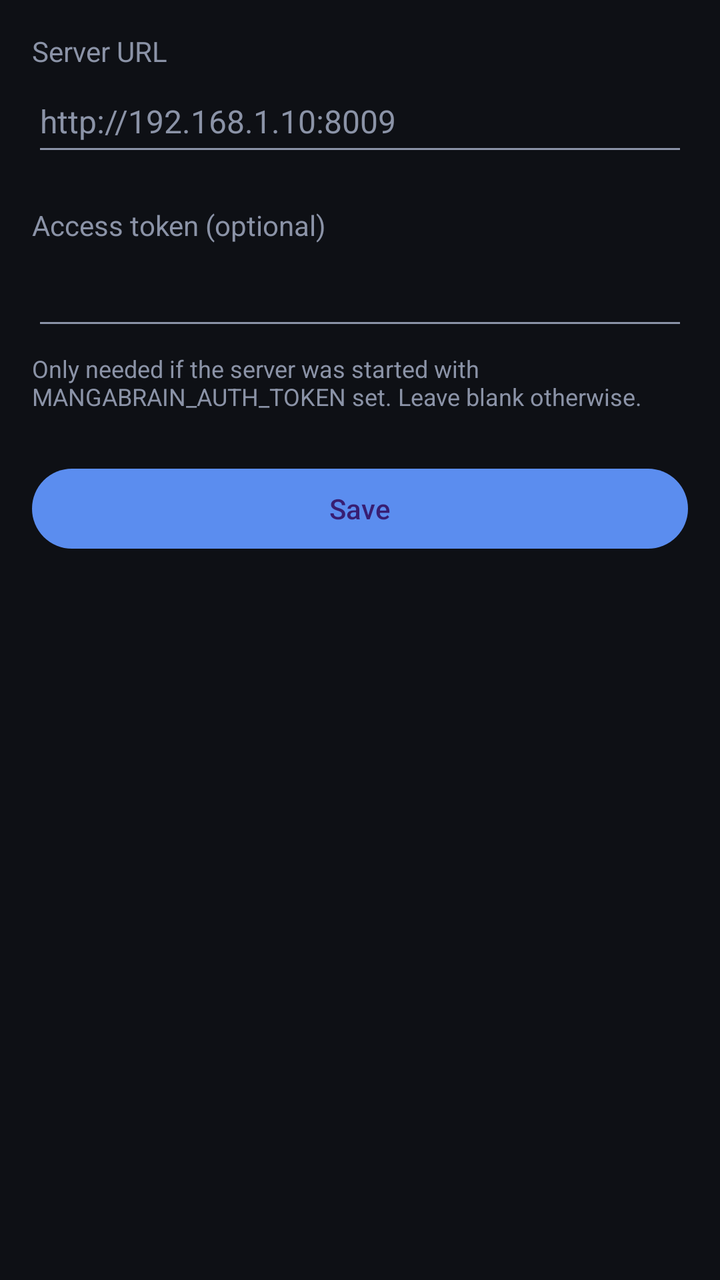
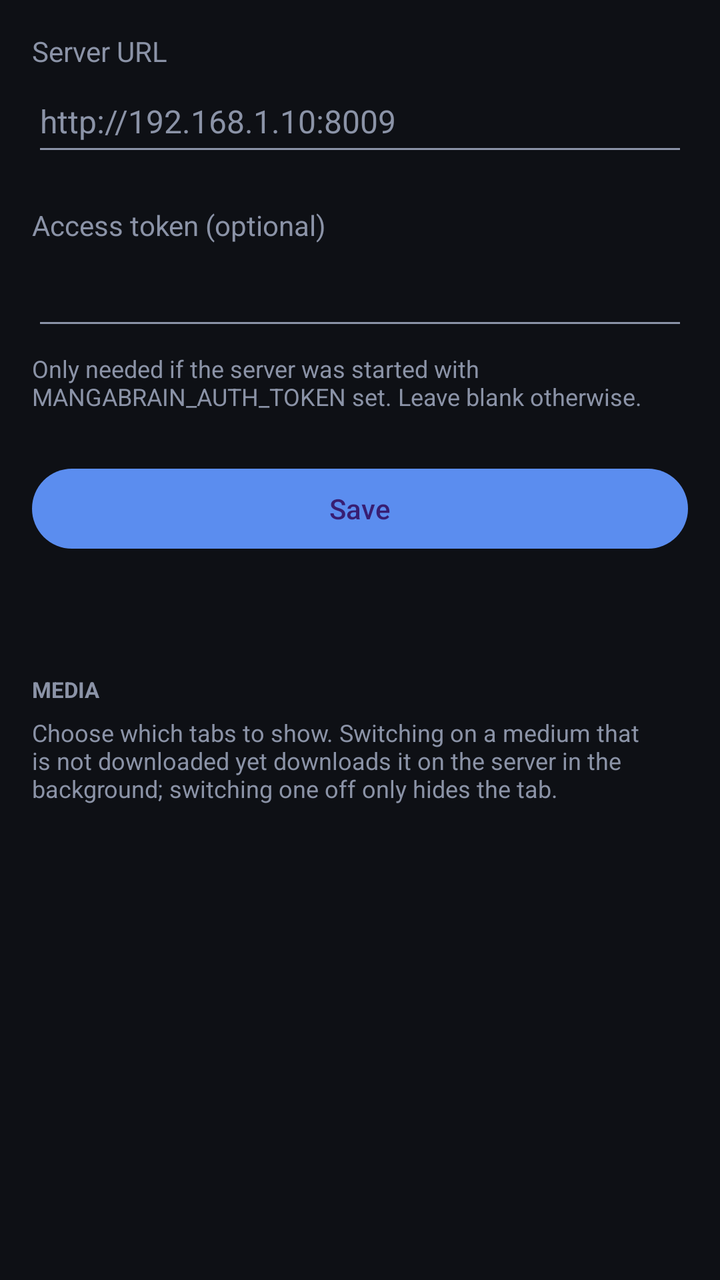

The first picture is an Android layout as it rendered before a commit; the second is the same layout after the commit. The layout source and the unified diff follow.
<!-- AndroidManifest.xml: application theme Theme.MangaBrain -->
<!-- res/layout/activity_settings.xml -->
<?xml version="1.0" encoding="utf-8"?>
<ScrollView xmlns:android="http://schemas.android.com/apk/res/android"
    android:layout_width="match_parent"
    android:layout_height="match_parent"
    android:background="@color/bg"
    android:fitsSystemWindows="true">

    <LinearLayout
        android:layout_width="match_parent"
        android:layout_height="wrap_content"
        android:orientation="vertical"
        android:padding="16dp">

        <TextView
            android:layout_width="match_parent"
            android:layout_height="wrap_content"
            android:text="@string/server_url"
            android:textColor="@color/muted" />

        <EditText
            android:id="@+id/serverUrlInput"
            android:layout_width="match_parent"
            android:layout_height="wrap_content"
            android:hint="@string/server_url_hint"
            android:inputType="textUri"
            android:minHeight="48dp"
            android:textColor="@color/text"
            android:textColorHint="@color/muted"
            android:textSize="16sp"
            android:autofillHints="" />

        <TextView
            android:layout_width="match_parent"
            android:layout_height="wrap_content"
            android:layout_marginTop="20dp"
            android:text="@string/access_token"
            android:textColor="@color/muted" />

        <EditText
            android:id="@+id/tokenInput"
            android:layout_width="match_parent"
            android:layout_height="wrap_content"
            android:inputType="textPassword"
            android:minHeight="48dp"
            android:textColor="@color/text"
            android:textColorHint="@color/muted"
            android:textSize="16sp"
            android:autofillHints="" />

        <TextView
            android:layout_width="match_parent"
            android:layout_height="wrap_content"
            android:layout_marginTop="6dp"
            android:text="@string/access_token_help"
            android:textColor="@color/muted"
            android:textSize="12sp" />

        <Button
            android:id="@+id/saveButton"
            android:layout_width="match_parent"
            android:layout_height="wrap_content"
            android:layout_marginTop="24dp"
            android:minHeight="48dp"
            android:text="@string/save" />

        <TextView
            android:id="@+id/statusText"
            android:layout_width="match_parent"
            android:layout_height="wrap_content"
            android:layout_marginTop="12dp"
            android:textColor="@color/muted" />
    </LinearLayout>
</ScrollView>
<!-- resources referenced by this layout -->
<resources>
  <color name="bg">#0E1015</color>
  <color name="muted">#8B93A7</color>
  <color name="text">#E6E9F0</color>
  <string name="access_token">Access token (optional)</string>
  <string name="access_token_help">Only needed if the server was started with MANGABRAIN_AUTH_TOKEN set. Leave blank otherwise.</string>
  <string name="save">Save</string>
  <string name="server_url">Server URL</string>
  <string name="server_url_hint">http://192.168.1.10:8009</string>
  <style name="Theme.MangaBrain" parent="Theme.Material3.Dark.NoActionBar">
          <item name="colorPrimary">@color/accent</item>
          <item name="colorSecondary">@color/accent_2</item>
          <item name="android:colorBackground">@color/bg</item>
          <item name="android:textColorPrimary">@color/text</item>
          <item name="android:textColorSecondary">@color/muted</item>
          <item name="android:statusBarColor" tools:targetApi="21">@color/bg</item>
      </style>
  <color name="accent">#5B8DEF</color>
  <color name="accent_2">#37C9A5</color>
</resources>

<!-- the commit's change to res/layout/activity_settings.xml (unified diff, before → after) -->
@@ -69,5 +69,32 @@
             android:layout_height="wrap_content"
             android:layout_marginTop="12dp"
             android:textColor="@color/muted" />
+
+        
+        <TextView
+            style="@style/SectionLabel"
+            android:layout_marginTop="28dp"
+            android:text="@string/media" />
+
+        <TextView
+            android:layout_width="match_parent"
+            android:layout_height="wrap_content"
+            android:text="@string/media_help"
+            android:textColor="@color/muted"
+            android:textSize="12sp" />
+
+        <LinearLayout
+            android:id="@+id/mediaContainer"
+            android:layout_width="match_parent"
+            android:layout_height="wrap_content"
+            android:layout_marginTop="8dp"
+            android:orientation="vertical" />
+
+        <TextView
+            android:id="@+id/mediaStatus"
+            android:layout_width="match_parent"
+            android:layout_height="wrap_content"
+            android:layout_marginTop="8dp"
+            android:textColor="@color/muted" />
     </LinearLayout>
 </ScrollView>
<!-- resource entries referenced after the edit -->
@@ -5,9 +5,21 @@
   <color name="text">#E6E9F0</color>
   <string name="access_token">Access token (optional)</string>
   <string name="access_token_help">Only needed if the server was started with MANGABRAIN_AUTH_TOKEN set. Leave blank otherwise.</string>
+  <string name="media">Media</string>
+  <string name="media_help">Choose which tabs to show. Switching on a medium that is not downloaded yet downloads it on the server in the background; switching one off only hides the tab.</string>
   <string name="save">Save</string>
   <string name="server_url">Server URL</string>
   <string name="server_url_hint">http://192.168.1.10:8009</string>
+  <style name="SectionLabel">
+          <item name="android:layout_width">match_parent</item>
+          <item name="android:layout_height">wrap_content</item>
+          <item name="android:layout_marginTop">20dp</item>
+          <item name="android:layout_marginBottom">6dp</item>
+          <item name="android:textAllCaps">true</item>
+          <item name="android:textColor">@color/muted</item>
+          <item name="android:textSize">11sp</item>
+          <item name="android:textStyle">bold</item>
+      </style>
   <style name="Theme.MangaBrain" parent="Theme.Material3.Dark.NoActionBar">
           <item name="colorPrimary">@color/accent</item>
           <item name="colorSecondary">@color/accent_2</item>
